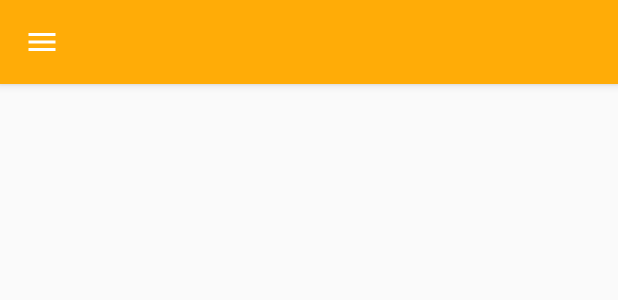
After one commit to JIYUN1578/Share_calendar, an Android app: the layout activity_notice_board.xml on its own in the app's theme, with its tools: preview values and no code run, on a phone screen of 412 x 824 dp. The commit adds this screen. Shown: the top 300 px of the screen. Run offline under Robolectric (Android 15) with nearby library versions, the phone set to English and light mode, and no system bars.

Commit message:
[20221101 손종하] PostActivity, NoticeBoardActivity 전환

```diff
--- /dev/null
+++ b/app/src/main/res/layout/activity_notice_board.xml
@@ -0,0 +1,21 @@
+<?xml version="1.0" encoding="utf-8"?>
+<androidx.drawerlayout.widget.DrawerLayout xmlns:android="http://schemas.android.com/apk/res/android"
+    xmlns:app="http://schemas.android.com/apk/res-auto"
+    xmlns:tools="http://schemas.android.com/tools"
+    android:id="@+id/drawer_layout"
+    android:layout_width="match_parent"
+    android:layout_height="match_parent"
+    tools:context=".NoticeBoardActivity">
+
+    <LinearLayout
+        android:layout_width="match_parent"
+        android:layout_height="match_parent"
+        android:orientation="vertical" >
+
+        <include layout="@layout/toolbar" />
+
+    </LinearLayout>
+
+    <include layout="@layout/activity_drawer" />
+
+</androidx.drawerlayout.widget.DrawerLayout>
--- a/app/src/main/res/layout/toolbar.xml
+++ b/app/src/main/res/layout/toolbar.xml
@@ -23,4 +23,11 @@
         android:layout_height="wrap_content"
         android:layout_marginLeft="30dp"/>
 
+    <TextView
+        android:id="@+id/tv_postmove"
+        android:layout_width="wrap_content"
+        android:layout_height="wrap_content"
+        android:layout_gravity="center_horizontal|right"
+        android:layout_marginRight="10dp" />
+
 </androidx.appcompat.widget.Toolbar>
```
Also changed, not shown: app/src/main/AndroidManifest.xml (+7 -0 lines), app/src/main/java/ort/techtown/share_calendar/AddActivity.java (+3 -13 lines), app/src/main/java/ort/techtown/share_calendar/NoticeBoardActivity.java (added, +171 -0 lines), app/src/main/java/ort/techtown/share_calendar/PostActivity.java (+16 -0 lines).
